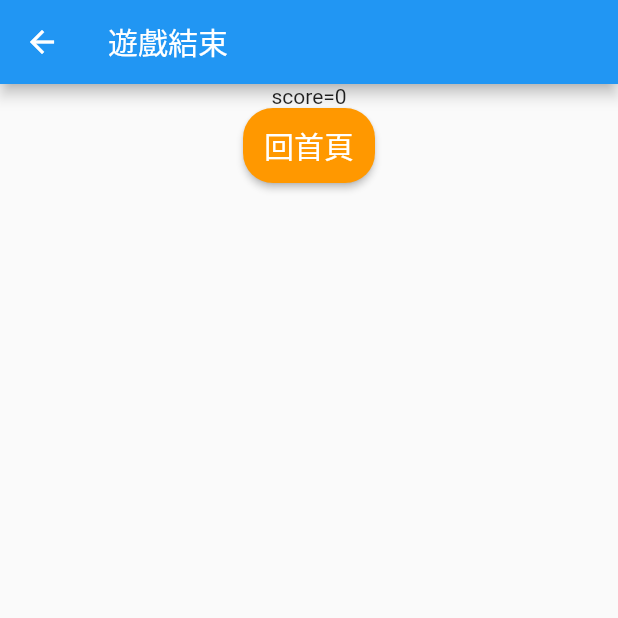
After one commit to wu-yi-ting/ColorGame, a Flutter app: the ResultPage screen opened by its route, on a phone screen of 412 x 824 dp, the top half of it. The commit adds this screen. Run offline on Flutter 3.47's test engine with Material 2 defaults, Android fonts, the phone set to English and light mode, and no system bars.

Commit message:
加入結果頁

```diff
--- a/lib/main.dart
+++ b/lib/main.dart
@@ -3,6 +3,7 @@ import 'package:provider/provider.dart';
 
 import 'game.dart';
 import 'logicholder.dart';
+import 'result.dart';
 
 void main() => runApp(MyApp());
 
@@ -22,7 +23,8 @@ class MyApp extends StatelessWidget {
           initialRoute: '/First', //1
           routes: {
             '/First': (context) => MyHomePage(title: 'Flutter Demo Home Page'),
-            "/Second": (context) => GamePage()
+            "/Second": (context) => GamePage(),
+            "/Thrid": (context) => ResultPage()
           },
 //      home: MyHomePage(title: 'Flutter Demo Home Page'),
         ),
--- /dev/null
+++ b/lib/result.dart
@@ -0,0 +1,49 @@
+import 'package:flutter/material.dart';
+import 'package:provider/provider.dart';
+import 'logicholder.dart';
+
+class ResultPage extends StatefulWidget {
+  _ResultPageState createState() => _ResultPageState();
+}
+
+class _ResultPageState extends State<ResultPage> {
+  @override
+  Widget build(BuildContext context) {
+    return Scaffold(
+      appBar: AppBar(
+        title: Text('遊戲結束'),
+      ),
+      body: Center(
+        child: ResultLayout(),
+      ),
+    );
+  }
+}
+
+class ResultLayout extends StatelessWidget {
+  @override
+  Widget build(BuildContext context) {
+    final game = Provider.of<GameChangeNotifier>(context);
+    return Container(
+      child: Column(children: <Widget>[
+        Text('score=${Provider.of<GameChangeNotifier>(context).score}'),
+        MaterialButton(
+          textTheme: ButtonTextTheme.normal,
+          onPressed: () {
+            Navigator.pushNamed(context, '/First');
+          },
+          child: Text(
+            "回首頁",
+            style: TextStyle(fontSize: 20),
+          ),
+          color: Colors.orange,
+          disabledTextColor: Colors.white,
+          textColor: Colors.white,
+          padding: EdgeInsets.all(10),
+          shape:
+              RoundedRectangleBorder(borderRadius: BorderRadius.circular(20)),
+        ),
+      ]),
+    );
+  }
+}
```
